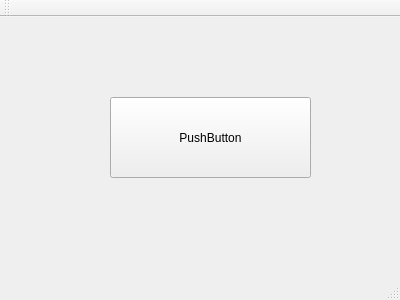
Above: package/ui/mainwindow.ui from AreebaAziz/PyQTLoginSignup before the change. Below: the same form after it.
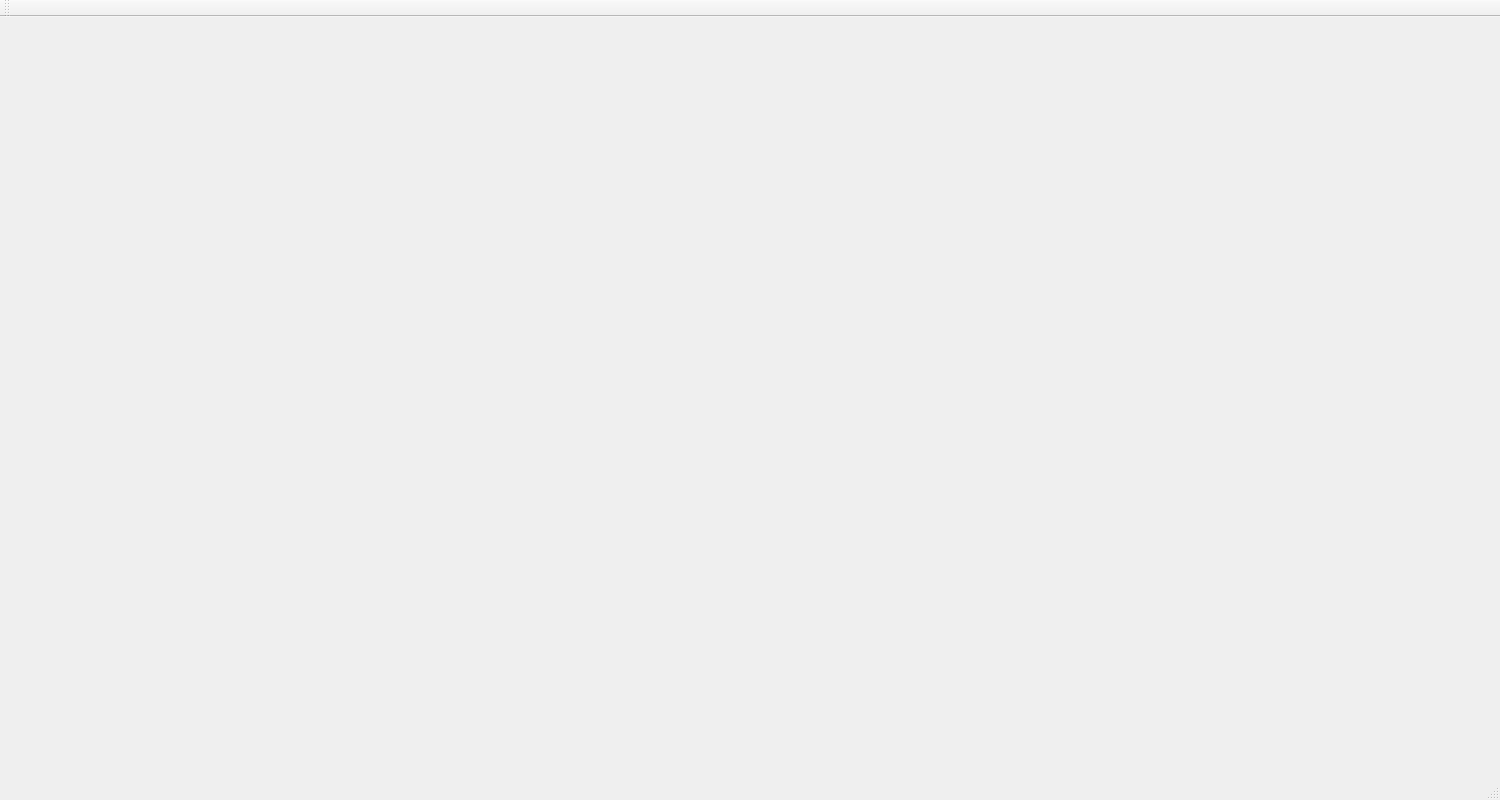
That is the form after the change.

Commit message: committed by Areeba

Patch:
```diff
--- a/package/ui/mainwindow.ui
+++ b/package/ui/mainwindow.ui
@@ -6,28 +6,13 @@
    <rect>
     <x>0</x>
     <y>0</y>
-    <width>400</width>
-    <height>300</height>
+    <width>1500</width>
+    <height>800</height>
    </rect>
   </property>
   <property name="windowTitle">
    <string>MainWindow</string>
   </property>
-  <widget class="QWidget" name="centralWidget">
-   <widget class="QPushButton" name="pushButton">
-    <property name="geometry">
-     <rect>
-      <x>110</x>
-      <y>80</y>
-      <width>201</width>
-      <height>81</height>
-     </rect>
-    </property>
-    <property name="text">
-     <string>PushButton</string>
-    </property>
-   </widget>
-  </widget>
   <widget class="QMenuBar" name="menuBar">
    <property name="geometry">
     <rect>
```
Left out of the diff: 4 changed lines with no effect on the pictures.
